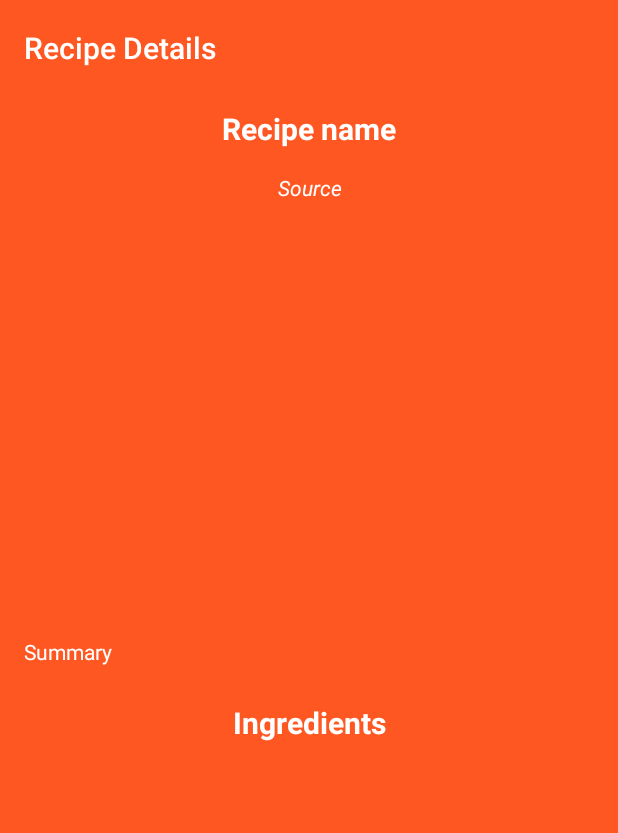
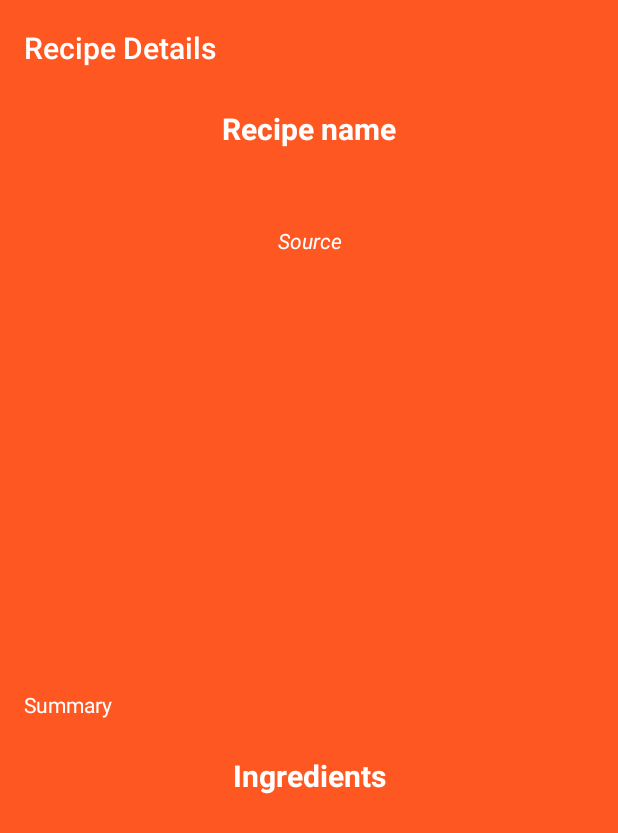
Before and after one commit to notOliveira/IRappi, an Android app: the RecipeDetailsActivity screen opened directly, with no data from a screen before it, on a phone screen of 412 x 824 dp. Shown: the top 833 px of the screen. Run offline under Robolectric (Android 15) with nearby library versions, the phone set to English and light mode, and no system bars; our stand-ins replace Picasso; pictures from the network do not load; 2 statements that could not run were skipped.

Commit message:
Showing ID and  improving ingredients visualization on the details activity

```diff
--- a/app/src/main/res/layout/activity_recipe_details.xml
+++ b/app/src/main/res/layout/activity_recipe_details.xml
@@ -32,15 +32,24 @@
                 android:padding="8dp"
                 android:textStyle="bold"/>
             <TextView
-                android:id="@+id/textView_meal_source"
-                android:text="Source"
+                android:id="@+id/textView_meal_id"
                 android:gravity="center"
                 android:textColor="@color/white"
                 android:textStyle="italic"
                 android:textSize="14sp"
                 android:padding="8dp"
                 android:layout_width="match_parent"
-                android:layout_height="wrap_content"/>
+                android:layout_height="wrap_content" />
+            <TextView
+            android:id="@+id/textView_meal_source"
+            android:text="Source"
+            android:gravity="center"
+            android:textColor="@color/white"
+            android:textStyle="italic"
+            android:textSize="14sp"
+            android:padding="8dp"
+            android:layout_width="match_parent"
+            android:layout_height="wrap_content"/>
             <ImageView
                 android:id="@+id/imageView_meal_image"
                 android:layout_width="match_parent"
@@ -55,7 +64,9 @@
                 android:textColor="@color/white"
                 android:padding="8dp"
                 android:textSize="14sp"
-                android:layout_margin="8dp"/>
+                android:layout_margin="8dp"
+                android:gravity="fill_horizontal"
+                android:textAlignment="gravity"/>
             <TextView
                 android:text="Ingredients"
                 android:layout_width="match_parent"
@@ -67,7 +78,7 @@
                 android:textStyle="bold"/>
             <androidx.recyclerview.widget.RecyclerView
                 android:id="@+id/recyler_meal_ingredients"
-                android:layout_margin="8dp"
+                android:layout_margin="20dp"
                 android:layout_width="match_parent"
                 android:layout_height="wrap_content"
                 />
```
Also changed, not shown: app/src/main/java/com/example/irappi/RecipeDetailsActivity.java (+15 -6 lines), app/src/main/res/layout/list_meal_ingredients.xml (+6 -5 lines).
